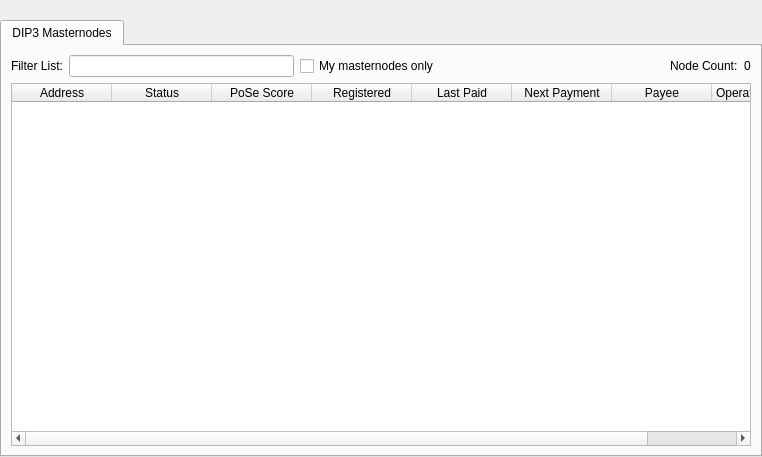
This is src/qt/forms/masternodelist.ui in HTHcoin/helpthehomelesscoin as Qt 5 draws it before an edit. The edited form follows.
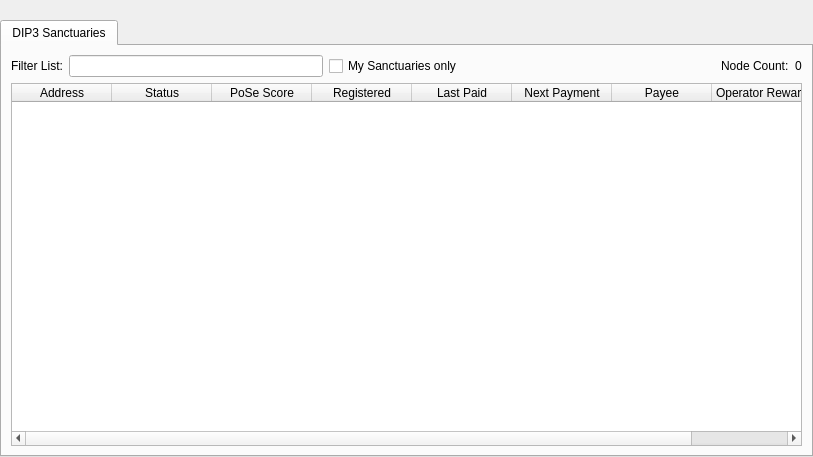
This is the edited form.

What changed in the file:
```diff
--- a/src/qt/forms/masternodelist.ui
+++ b/src/qt/forms/masternodelist.ui
@@ -6,7 +6,7 @@
    <rect>
     <x>0</x>
     <y>0</y>
-    <width>762</width>
+    <width>813</width>
     <height>457</height>
    </rect>
   </property>
@@ -51,7 +51,7 @@
        </property>
        <widget class="QWidget" name="tabDIP3Masternodes">
         <attribute name="title">
-         <string>DIP3 Masternodes</string>
+         <string>DIP3 Sanctuaries</string>
         </attribute>
         <layout class="QGridLayout" name="gridLayout_3">
          <item row="0" column="0">
@@ -79,7 +79,7 @@
               <string>Show only masternodes this wallet has keys for.</string>
              </property>
              <property name="text">
-              <string>My masternodes only</string>
+              <string>My Sanctuaries only</string>
              </property>
             </widget>
            </item>
```
Left out of the diff: 15 changed lines with no effect on the pictures.
